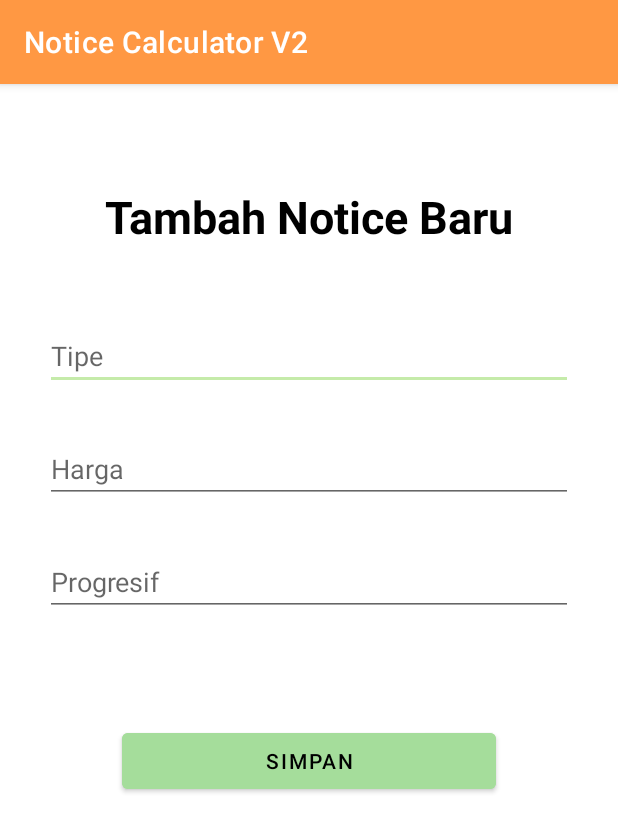
After one commit to syayidmuwahhid/notice-calculator-v2, an Android app: the FormNoticeActivity screen opened directly, with no data from a screen before it, on a phone screen of 412 x 824 dp. The commit adds this screen. Shown: the top 832 px of the screen. Run offline under Robolectric (Android 15) with nearby library versions, the phone set to English and light mode, and no system bars.

Commit message:
crud notice

```diff
--- a/app/src/main/AndroidManifest.xml
+++ b/app/src/main/AndroidManifest.xml
@@ -13,6 +13,9 @@
         android:theme="@style/Theme.NoticeCalculatorV2"
         tools:targetApi="31">
         <activity
+            android:name=".FormNoticeActivity"
+            android:exported="false" />
+        <activity
             android:name=".MainActivity"
             android:exported="true"
             android:label="@string/app_name"
--- /dev/null
+++ b/app/src/main/java/com/syayid/noticecalculator/FormNoticeActivity.java
@@ -0,0 +1,124 @@
+package com.syayid.noticecalculator;
+
+import androidx.appcompat.app.AppCompatActivity;
+
+import android.content.Context;
+import android.content.Intent;
+import android.os.Bundle;
+import android.view.View;
+import android.widget.Button;
+import android.widget.EditText;
+import android.widget.TextView;
+import android.widget.Toast;
+
+import com.syayid.noticecalculator.database.DBHandler;
+import com.syayid.noticecalculator.database.NoticeHandler;
+import com.syayid.noticecalculator.models.Notices;
+import com.syayid.noticecalculator.tools.FormatRp;
+
+import java.text.DecimalFormat;
+
+public class FormNoticeActivity extends AppCompatActivity {
+    private Button submitBtn;
+    private EditText edTipe, edNotice, edProgresif;
+    private TextView title;
+    private DBHandler noticeHandler;
+    private DecimalFormat noDesimal = new DecimalFormat("#");
+    private Context context = this;
+
+    @Override
+    protected void onCreate(Bundle savedInstanceState) {
+        super.onCreate(savedInstanceState);
+        setContentView(R.layout.activity_form_notice);
+
+        edTipe = findViewById(R.id.editTextTipe);
+        edNotice = findViewById(R.id.editTextHarga);
+        edProgresif = findViewById(R.id.editTextProgresif);
+        submitBtn = findViewById(R.id.buttonSave);
+        title = findViewById(R.id.title);
+        noticeHandler = NoticeHandler.getInstance(this);
+
+        if (getIntent().hasExtra("update")) {
+            //get Data Notice
+            Notices notice = (Notices) noticeHandler.getData(getIntent().getStringExtra("update"));
+
+            //setup data to form
+            title.setText("Update Notice [#" + getIntent().getStringExtra("update") + "]");
+            edTipe.setText(notice.getTipe());
+            edNotice.setText(noDesimal.format(notice.getHarga()));
+            edProgresif.setText(noDesimal.format(notice.getProgresif()));
+        }
+
+        submitBtn.setOnClickListener(new View.OnClickListener() {
+            @Override
+            public void onClick(View v) {
+                if (edTipe.getText().toString().isEmpty() || edNotice.getText().toString().isEmpty() || edProgresif.getText().toString().isEmpty()) {
+                    Toast.makeText(v.getContext(), "Tipe / Notice / Progresif Wajib diisi!", Toast.LENGTH_LONG).show();
+                } else {
+                    //cek Tipe
+                    if (getIntent().hasExtra("update")) {
+                        if(updateNotice()) {
+                            Toast.makeText(context, "Berhasil Merubah Data", Toast.LENGTH_LONG).show();
+                            finish();
+                        }
+                    } else {
+                        submitNotice();
+                    }
+                }
+            }
+        });
+    }
+
+    private boolean updateNotice() {
+        try {
+            Notices notices = (Notices) noticeHandler.getData(getIntent().getStringExtra("update"));
+            if (!edTipe.getText().toString().equalsIgnoreCase(getIntent().getStringExtra("update"))) {
+                if (notices.getTipe().equalsIgnoreCase(edTipe.getText().toString())) {
+                    Toast.makeText(context, "Tipe Sudah Ada!", Toast.LENGTH_LONG).show();
+                    return false;
+                }
+            }
+
+            //update
+            Notices update_notice = new Notices();
+            update_notice.setTipe(edTipe.getText().toString());
+            update_notice.setHarga(Double.parseDouble(edNotice.getText().toString()));
+            update_notice.setProgresif(Double.parseDouble(edProgresif.getText().toString()));
+            Toast.makeText(context, getIntent().getStringExtra("update"), Toast.LENGTH_LONG).show();
+            noticeHandler.update(update_notice, getIntent().getStringExtra("update"));
+            return true;
+
+        } catch (Exception e) {
+           Toast.makeText(context, e.getMessage(), Toast.LENGTH_LONG).show();
+            return false;
+        }
+    }
+
+    private void submitNotice() {
+        try {
+            Notices notices = (Notices) noticeHandler.getData(edTipe.getText().toString());
+            if (notices.getTipe().equalsIgnoreCase(edTipe.getText().toString())) {
+                Toast.makeText(context, "Tipe Sudah Ada!", Toast.LENGTH_LONG).show();
+            }
+
+        } catch (Exception e) {
+            if (e.getMessage().equalsIgnoreCase("Index 0 requested, with a size of 0")) {
+                Notices new_notice = new Notices();
+                new_notice.setTipe(edTipe.getText().toString());
+                new_notice.setHarga(Double.parseDouble(edNotice.getText().toString()));
+                new_notice.setProgresif(Double.parseDouble(edProgresif.getText().toString()));
+
+                try {
+                    noticeHandler.add(new_notice);
+                    Toast.makeText(context, "Berhasil Menambah Notice, Silakan Refresh Halaman", Toast.LENGTH_LONG).show();
+                    finish();
+                } catch (Exception er) {
+                    Toast.makeText(context, er.getMessage(), Toast.LENGTH_LONG).show();
+                }
+
+            } else {
+                Toast.makeText(context, e.getMessage(), Toast.LENGTH_LONG).show();
+            }
+        }
+    }
+}
--- a/app/src/main/java/com/syayid/noticecalculator/database/DBHandler.java
+++ b/app/src/main/java/com/syayid/noticecalculator/database/DBHandler.java
@@ -89,10 +89,8 @@ abstract public class DBHandler<T> extends SQLiteOpenHelper {
     abstract public List<T> getDatas();
     abstract public T getData(String id);
     abstract public int update(T model);
-
+    abstract public int update(T model, String id);
     abstract public void empty();
-
     abstract public void delete(String id);
-
     abstract public void delete(T model);
 }
--- /dev/null
+++ b/app/src/main/res/layout/activity_form_notice.xml
@@ -0,0 +1,72 @@
+<?xml version="1.0" encoding="utf-8"?>
+<androidx.constraintlayout.widget.ConstraintLayout xmlns:android="http://schemas.android.com/apk/res/android"
+    xmlns:app="http://schemas.android.com/apk/res-auto"
+    xmlns:tools="http://schemas.android.com/tools"
+    android:layout_width="match_parent"
+    android:layout_height="match_parent"
+    tools:context=".FormNoticeActivity">
+
+    <TextView
+        android:id="@+id/title"
+        android:layout_width="wrap_content"
+        android:layout_height="wrap_content"
+        android:layout_marginTop="68dp"
+        android:text="Tambah Notice Baru"
+        android:textColor="@color/black"
+        android:textSize="30sp"
+        android:textStyle="bold"
+        android:textAlignment="center"
+        android:gravity="center"
+        app:layout_constraintEnd_toEndOf="parent"
+        app:layout_constraintStart_toStartOf="parent"
+        app:layout_constraintTop_toTopOf="parent" />
+
+    <EditText
+        android:id="@+id/editTextTipe"
+        android:layout_width="0dp"
+        android:layout_height="wrap_content"
+        android:layout_marginTop="50dp"
+        android:layout_marginHorizontal="30dp"
+        android:hint="Tipe"
+        android:inputType="textCapCharacters"
+        app:layout_constraintEnd_toEndOf="parent"
+        app:layout_constraintStart_toStartOf="parent"
+        app:layout_constraintTop_toBottomOf="@+id/title"
+        />
+
+    <EditText
+        android:id="@+id/editTextHarga"
+        android:layout_width="0dp"
+        android:layout_height="wrap_content"
+        android:hint="Harga"
+        android:layout_margin="30dp"
+        android:inputType="numberDecimal"
+        app:layout_constraintEnd_toEndOf="parent"
+        app:layout_constraintStart_toStartOf="parent"
+        app:layout_constraintTop_toBottomOf="@+id/editTextTipe" />
+
+    <EditText
+        android:id="@+id/editTextProgresif"
+        android:layout_width="0dp"
+        android:layout_height="wrap_content"
+        android:hint="Progresif"
+        android:layout_margin="30dp"
+        android:inputType="numberDecimal"
+        app:layout_constraintEnd_toEndOf="parent"
+        app:layout_constraintStart_toStartOf="parent"
+        app:layout_constraintTop_toBottomOf="@+id/editTextHarga" />
+
+    <Button
+        android:id="@+id/buttonSave"
+        android:layout_width="249dp"
+        android:layout_height="49dp"
+        android:layout_marginTop="72dp"
+        android:text="Simpan"
+        android:textColor="@color/black"
+        android:backgroundTint="@color/green_primary"
+        app:layout_constraintEnd_toEndOf="parent"
+        app:layout_constraintHorizontal_bias="0.498"
+        app:layout_constraintStart_toStartOf="parent"
+        app:layout_constraintTop_toBottomOf="@+id/editTextProgresif" />
+
+</androidx.constraintlayout.widget.ConstraintLayout>
--- a/app/src/main/res/values/strings.xml
+++ b/app/src/main/res/values/strings.xml
@@ -11,5 +11,5 @@
     <string name="menu_notice">Notice</string>
     <string name="menu_biaya_proses">Biaya Proses</string>
 
-    <string name="token">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</string>
+    <string name="token">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9700</string>
 </resources>
```
Also changed, not shown: app/src/main/java/com/syayid/noticecalculator/MainActivity.java (+19 -0 lines), app/src/main/java/com/syayid/noticecalculator/database/NoticeHandler.java (+13 -0 lines), app/src/main/java/com/syayid/noticecalculator/database/ProsesPriceHandler.java (+12 -0 lines), app/src/main/java/com/syayid/noticecalculator/database/UserHandler.java (+13 -0 lines), app/src/main/java/com/syayid/noticecalculator/tools/DialogListener.java (added, +7 -0 lines), app/src/main/java/com/syayid/noticecalculator/tools/FormatRp.java (added, +57 -0 lines), app/src/main/java/com/syayid/noticecalculator/tools/GlobalData.java (added, +129 -0 lines), app/src/main/java/com/syayid/noticecalculator/ui/home/HomeFragment.java (+3 -17 lines), app/src/main/java/com/syayid/noticecalculator/ui/notice/NoticeFragment.java (+94 -30 lines), app/src/main/res/layout/fragment_notice.xml (+1 -37 lines).
